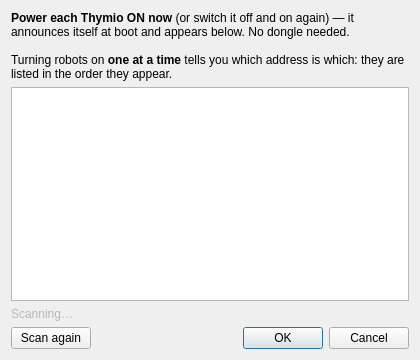
Above: src/gui/ui/thymio_discover_dialog.ui from techandpeople/SoftEdIBO before the change. Below: the same form after it.
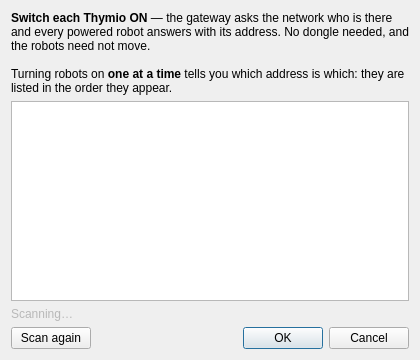
That is the form after the change.

Commit message: thymio auto discovery with gateway

Diff of the .ui file:
```diff
--- a/src/gui/ui/thymio_discover_dialog.ui
+++ b/src/gui/ui/thymio_discover_dialog.ui
@@ -10,7 +10,7 @@
   <layout class="QVBoxLayout" name="main_layout">
    <item>
     <widget class="QLabel" name="instructions_label">
-     <property name="text"><string>&lt;b&gt;Power each Thymio ON now&lt;/b&gt; (or switch it off and on again) — it announces itself at boot and appears below. No dongle needed.&lt;br&gt;&lt;br&gt;Turning robots on &lt;b&gt;one at a time&lt;/b&gt; tells you which address is which: they are listed in the order they appear.</string></property>
+     <property name="text"><string>&lt;b&gt;Switch each Thymio ON&lt;/b&gt; — the gateway asks the network who is there and every powered robot answers with its address. No dongle needed, and the robots need not move.&lt;br&gt;&lt;br&gt;Turning robots on &lt;b&gt;one at a time&lt;/b&gt; tells you which address is which: they are listed in the order they appear.</string></property>
      <property name="wordWrap"><bool>true</bool></property>
     </widget>
    </item>
```
Left out of the diff: 2 changed lines with no effect on the pictures. The commit also changes 26 other files.
